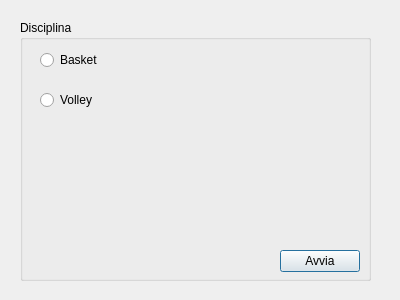
First picture: the form in choosediscilpline.ui, repository McuMirror/scoreController, before the edit.
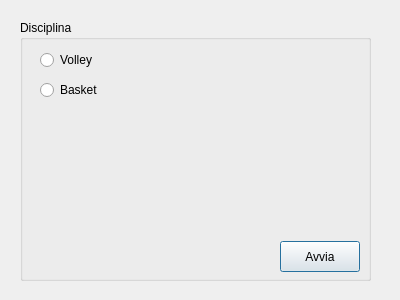
Second picture: the form after the edit.

Commit message: Modificato dialogo di ingresso e nome del log file

Diff of the .ui file:
```diff
--- a/choosediscilpline.ui
+++ b/choosediscilpline.ui
@@ -29,7 +29,7 @@
     <property name="geometry">
      <rect>
       <x>20</x>
-      <y>30</y>
+      <y>60</y>
       <width>100</width>
       <height>20</height>
      </rect>
@@ -42,7 +42,7 @@
     <property name="geometry">
      <rect>
       <x>20</x>
-      <y>70</y>
+      <y>30</y>
       <width>100</width>
       <height>20</height>
      </rect>
@@ -55,9 +55,9 @@
     <property name="geometry">
      <rect>
       <x>260</x>
-      <y>230</y>
+      <y>221</y>
       <width>80</width>
-      <height>22</height>
+      <height>31</height>
      </rect>
     </property>
     <property name="text">
```
The commit also changes 1 other file.
